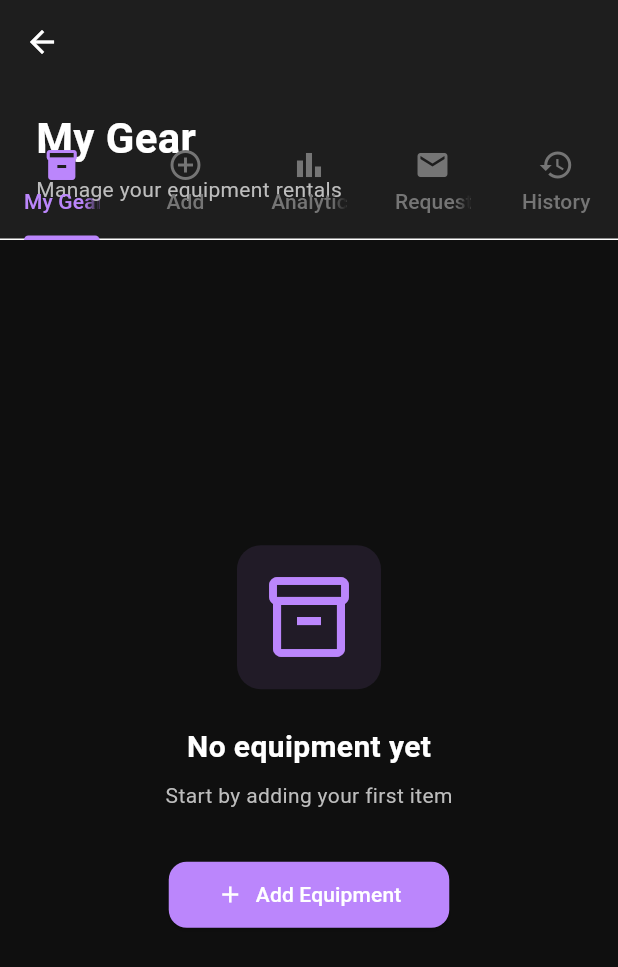
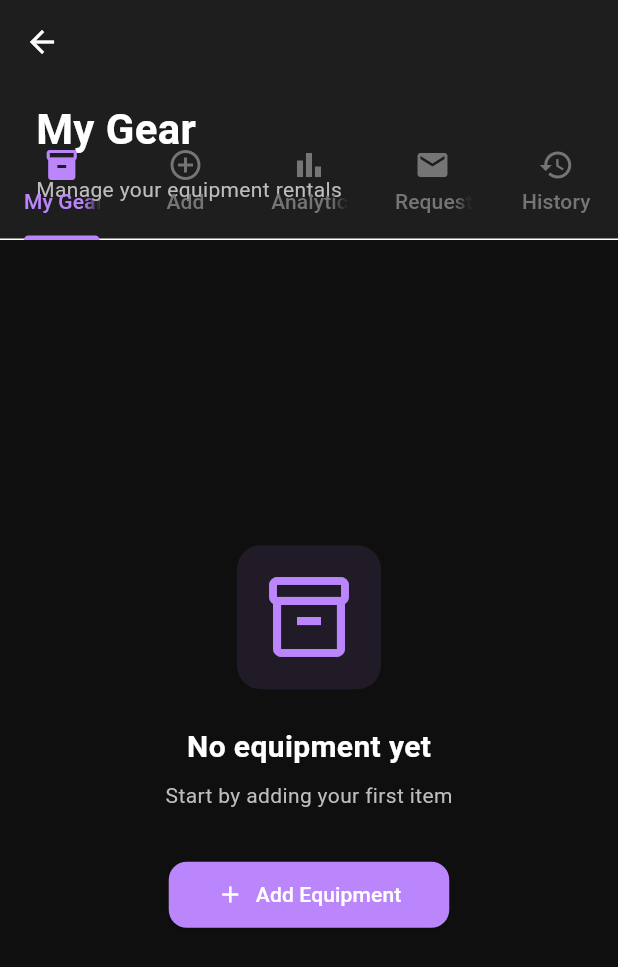
Before and after one commit to Fahad-1150/GearShare-App, a Flutter app: the DashboardPage screen opened by its route, on a phone screen of 412 x 824 dp. Shown: the top 967 px of the screen. Run offline on Flutter 3.47's test engine with Material 3 defaults, Android fonts, the phone set to English and light mode, and no system bars; our stand-ins replace file_picker, flutter_map, geolocator, latlong2, supabase_flutter; accounts and stored records are empty.

Commit message:
version problem fixed

```diff
--- a/gearshare/lib/main.dart
+++ b/gearshare/lib/main.dart
@@ -185,6 +185,8 @@ class _HomePageState extends State<HomePage> {
                                 _buildInfoRow(
                                   'Name',
                                   userData['name'] ?? 'N/A',
+
+
                                 ),
                                 _buildInfoRow(
                                   'Email',
--- a/gearshare/lib/pages/dashboard_page.dart
+++ b/gearshare/lib/pages/dashboard_page.dart
@@ -69,7 +69,7 @@ class _DashboardPageState extends State<DashboardPage>
                           color: Colors.white,
                         ),
                       ),
-                      const SizedBox(height: 4),
+                      const SizedBox(height: 10),
                       Text(
                         'Manage your equipment rentals',
                         style: TextStyle(fontSize: 14, color: Colors.grey[400]),
@@ -79,7 +79,7 @@ class _DashboardPageState extends State<DashboardPage>
                 ),
               ),
               bottom: PreferredSize(
-                preferredSize: const Size.fromHeight(50),
+                preferredSize: const Size.fromHeight(100),
                 child: Theme(
                   data: Theme.of(
                     context,
--- a/gearshare/pubspec.yaml
+++ b/gearshare/pubspec.yaml
@@ -38,7 +38,7 @@ dependencies:
   supabase_flutter: ^2.10.0
   http: ^1.1.0
   image_picker: ^1.0.0
-  file_picker: ^6.0.0
+  file_picker:  ^8.0.0
   flutter_map: ^6.1.0
   latlong2: ^0.9.1
   geolocator: ^13.0.1
```
Also changed, not shown: gearshare/pubspec.lock, 2 other files.
